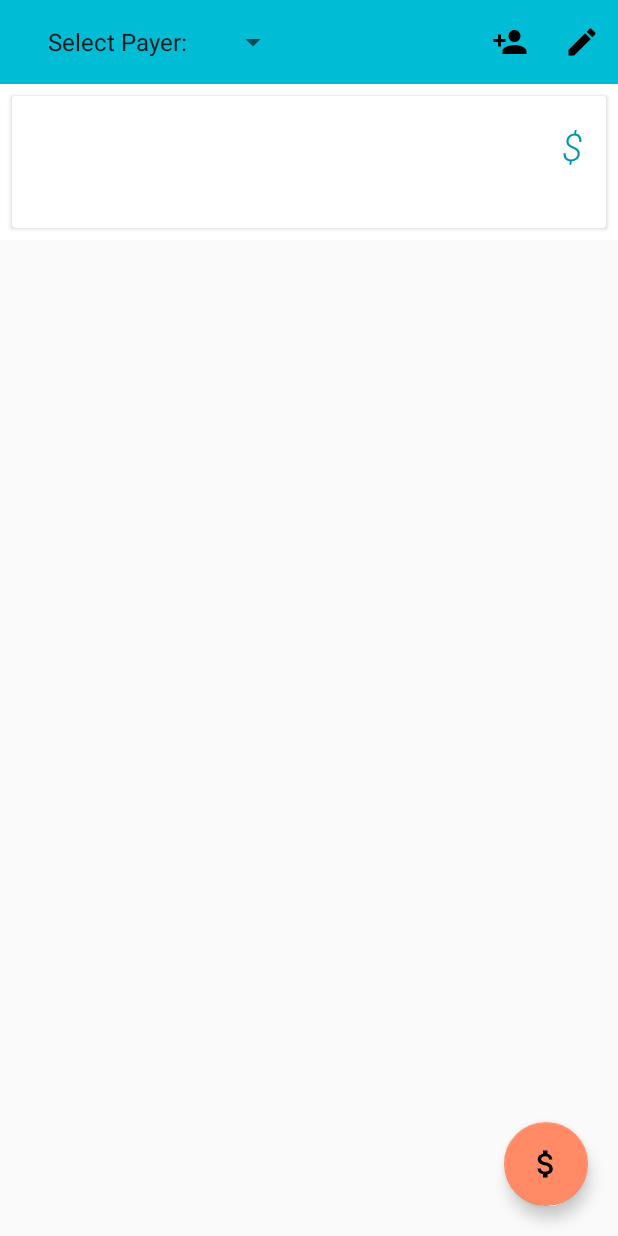
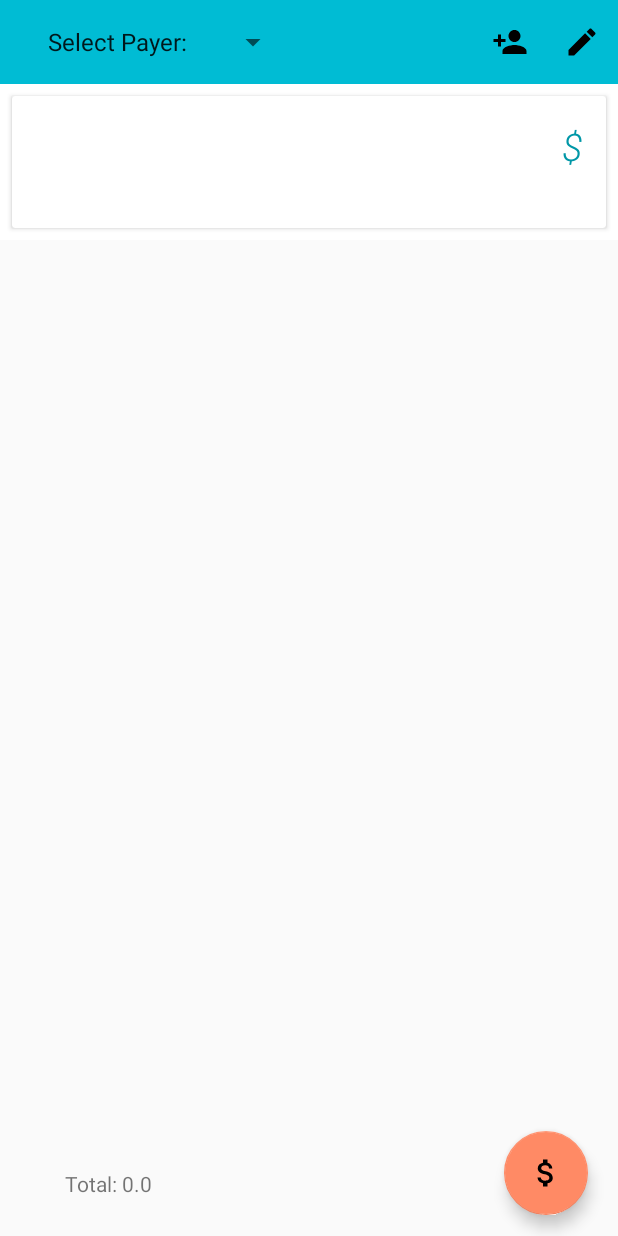
Before and after one commit to leifgrosswiler/Banana, an Android app: the AddOrder screen opened directly, with no data from a screen before it, after a tap on "DONE", on a phone screen of 412 x 824 dp. Run offline under Robolectric (Android 15) with nearby library versions, the phone set to English and light mode, and no system bars; our stand-ins replace CircleImageView; libraries missing offline, so code that uses them is left out: com.google.api.gbase; 1 statement that could not run was skipped.

Commit message:
Added total price at bottom of screen

```diff
--- a/app/src/main/java/com/banana/banana/MainReceipt.java
+++ b/app/src/main/java/com/banana/banana/MainReceipt.java
@@ -15,6 +15,7 @@ import android.view.View;
 import android.widget.AdapterView;
 import android.widget.ArrayAdapter;
 import android.widget.Spinner;
+import android.widget.TextView;
 
 import com.google.api.gbase.client.Tax;
 
@@ -30,6 +31,7 @@ public class MainReceipt extends AppCompatActivity implements AdapterView.OnItem
     public static final String PRICE_ID = "com.banana.priceID";
     public static final String SPINNER_ID = "com.banana.spinnerID";
     public static final String P_ID = "com.banana.pID";
+    private static TextView totalPrice;
 
     public Spinner spinner;
 
@@ -55,6 +57,11 @@ public class MainReceipt extends AppCompatActivity implements AdapterView.OnItem
 
         adapter = new ReceiptAdapter(OrderData.getListData(), this, (MyList) getApplication());
         recView.setAdapter(adapter);
+
+        //Get the total price and set
+        double total = OrderData.getTotal();
+        totalPrice = (TextView)findViewById(R.id.totalView);
+        totalPrice.setText("Total: " + total);
 
         // floating action button
         FloatingActionButton fab = (FloatingActionButton) findViewById(R.id.fab);
@@ -156,6 +163,14 @@ public class MainReceipt extends AppCompatActivity implements AdapterView.OnItem
 
     }
 
+
+
+    public static void updateTotal() {
+        double total = OrderData.getTotal();
+        totalPrice.setText("Total: " + total);
+        System.out.println("TRYING TO UPDATE THE TOTAL. PLZ PLZ CHANGE: " + total);
+    }
+
 //    private void payItems(String name){
 //        for (int i = 0; i < OrderData.size(); i++){
 //            View thisView = recView.getChildAt(i);
--- a/app/src/main/java/com/banana/banana/OrderData.java
+++ b/app/src/main/java/com/banana/banana/OrderData.java
@@ -17,16 +17,12 @@ public class OrderData {
 
 
     private static int length;
-
     public static List<Order> getListData() { return data; }
-
     public static int size() {
         return data.size();
     }
-
-    public static Order getAt(int p){ return data.get(p); };
-
-    public static void set(int p, Order updated){ data.set(p, updated); }
+    public static Order getAt(int p){return data.get(p); };
+    public static void set(int p, Order updated){ data.set(p, updated); MainReceipt.updateTotal();}
 
     public static void delete(int p) {
 
@@ -35,8 +31,8 @@ public class OrderData {
         MainReceipt.adapter.notifyItemRemoved(p);
 
         MyList.notifyTrackerOrderDeleted(p);
+        MainReceipt.updateTotal();
     }
-
     public static void setFoodAndPrice() {
         ArrayList<String> tempFood = new ArrayList<>();
         ArrayList<String> tempPrice = new ArrayList<>();
@@ -60,7 +56,6 @@ public class OrderData {
 
 
     }
-
     public static void add(String item, String price){
         int tmp = data.size();
         Order order = new Order(item, price);
@@ -70,13 +65,19 @@ public class OrderData {
         MyList.notifyTrackerNewOrder();
 
         MainReceipt.adapter.notifyItemInserted(tmp);
-
+        MainReceipt.updateTotal();
     }
-
     public static void DeleteWholeOrder() {
         data = new ArrayList<>();
         food = null;
         price = null;
+        MainReceipt.updateTotal();
     }
-
+    public static double getTotal() {
+        double total = 0;
+        for(Order order : data) {
+            total += Double.parseDouble(order.getPrice());
+        }
+        return total;
+    }
 }
--- a/app/src/main/res/layout/activity_main_receipt.xml
+++ b/app/src/main/res/layout/activity_main_receipt.xml
@@ -14,11 +14,11 @@
         android:layout_width="wrap_content"
         android:layout_height="wrap_content"
         android:src="@drawable/ic_attach_money_black_24dp"
-        android:layout_marginBottom="20dp"
+        android:layout_marginBottom="14dp"
         android:layout_marginRight="20dp"
         android:layout_alignParentBottom="true"
-        android:layout_alignParentRight="true"
-        />
+        android:layout_alignParentEnd="true"
+        android:layout_marginEnd="18dp" />
 
     <android.support.v7.widget.RecyclerView
         android:id="@+id/rec_list"
@@ -28,5 +28,15 @@
         android:layout_below="@id/app_bar">
     </android.support.v7.widget.RecyclerView>
 
+    <TextView
+        android:id="@+id/totalView"
+        android:layout_width="wrap_content"
+        android:layout_height="wrap_content"
+        android:layout_marginStart="43dp"
+        android:text="Total"
+        android:layout_alignBottom="@+id/fab"
+        android:layout_alignParentStart="true"
+        android:layout_marginBottom="11dp" />
+
 
 </RelativeLayout>
```
